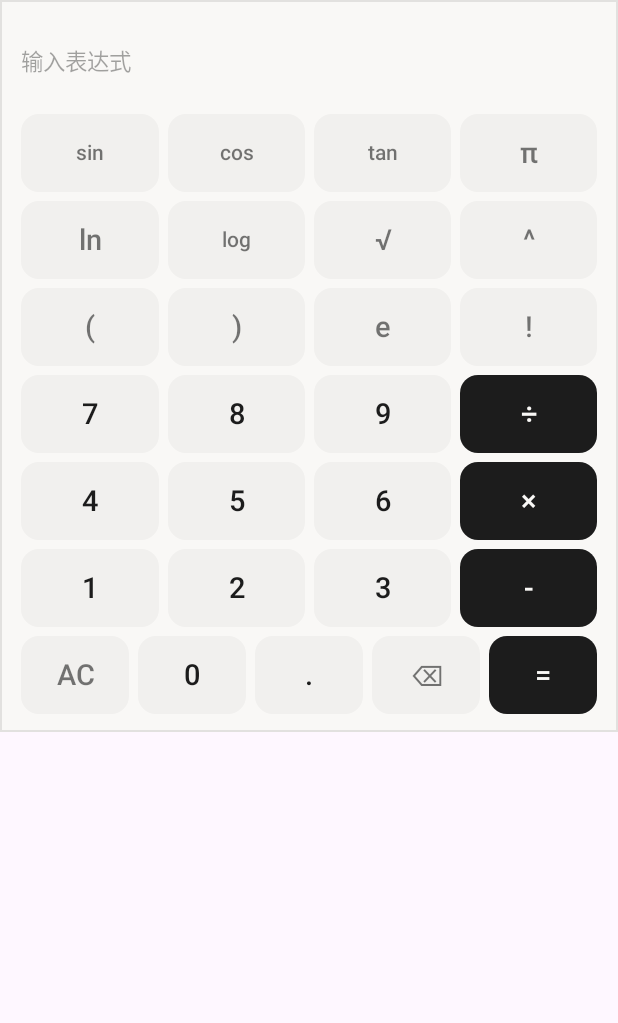
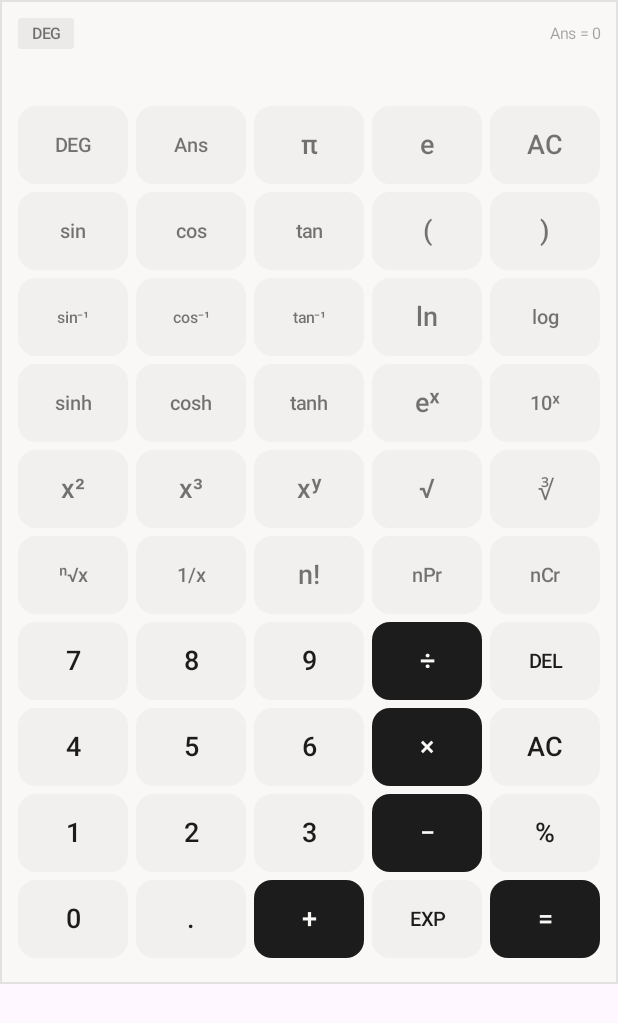
Before and after one commit to lele355/checkin-app-public, an Android app built with Jetpack Compose: the composable ScienceCalc shown on its own in the app's theme, on a phone screen of 412 x 824 dp. Shown: the top 1023 px of the screen. Run offline under Robolectric (Android 15) with nearby library versions, the phone set to English and light mode, and no system bars.

Commit message:
2.16.0：脱敏镜像（科学计算器补全 / 课程卡顺延）

```diff
--- a/app/build.gradle.kts
+++ b/app/build.gradle.kts
@@ -24,8 +24,8 @@ android {
         applicationId = "cn.anlele.checkin"
         minSdk = 24
         targetSdk = 36
-        versionCode = 76
-        versionName = "2.15.0"
+        versionCode = 77
+        versionName = "2.16.0"
         // 接口地址：正式包走线上；调试包走宿主机（模拟器用 10.0.2.2 访问 127.0.0.1）
         buildConfigField("String", "API_BASE", "\"https://example.com/api/v1\"")
     }
--- a/app/src/main/java/cn/anlele/checkin/data/Models.kt
+++ b/app/src/main/java/cn/anlele/checkin/data/Models.kt
@@ -175,6 +175,8 @@ data class DashboardDto(
     val nextAnniv: AnnivCardDto? = null,
     val reminderCount: Int = 0,
     val todayCourses: List<CourseTodayDto> = emptyList(),
+    /** 课程卡日期标签：空 = 今天；非空 = 最近有课的那天（如 "11月23日 周一"，当日没课时顺延） */
+    val coursesLabel: String = "",
     val currentWeek: Int = 0,
     val semesterConfigured: Boolean = false,
     val mails: MailsCardDto? = null,
--- a/app/src/main/java/cn/anlele/checkin/ui/screens/CalculatorScreen.kt
+++ b/app/src/main/java/cn/anlele/checkin/ui/screens/CalculatorScreen.kt
@@ -115,7 +115,15 @@ private fun CalcKey(
             .pressable(onClick),
         contentAlignment = Alignment.Center,
     ) {
-        Text(label, fontSize = if (label.length > 2) 14.sp else 19.sp, color = fg, fontWeight = FontWeight.Medium)
+        Text(
+            label,
+            fontSize = when {
+                label.length > 4 -> 10.5.sp
+                label.length > 2 -> 13.sp
+                else -> 18.sp
+            },
+            color = fg, fontWeight = FontWeight.Medium,
+        )
     }
 }
 
@@ -236,19 +244,26 @@ private fun SimpleCalc() {
 
 // ==================== 科学计算器 ====================
 
-/** 表达式求值：显示输入串，= 用 CalcEngine 算 */
+/**
+ * 科学计算器：表达式求值，键位对齐卡西欧 82MS 的功能面 ——
+ * 三角/反三角/双曲、幂/开方（含 n 次方根）、阶乘/排列/组合、倒数/百分号、
+ * EXP 科学计数、Ans 上次结果、DEG/RAD 角度制切换。
+ */
 @Composable
 private fun ScienceCalc() {
     val p = palette
     var expr by remember { mutableStateOf("") }
     var result by remember { mutableStateOf("") }
     var error by remember { mutableStateOf("") }
+    var ans by remember { mutableStateOf(0.0) }
+    var deg by remember { mutableStateOf(true) }
 
     fun put(s: String) { expr += s; error = ""; result = "" }
     fun back() { expr = expr.dropLast(1); error = ""; result = "" }
     fun calc() {
         try {
-            val v = CalcEngine.eval(expr)
+            val v = CalcEngine.eval(expr, ans, deg)
+            ans = v
             result = CalcEngine.fmt(v)
             error = ""
         } catch (e: CalcEngine.CalcException) {
@@ -258,81 +273,120 @@ private fun ScienceCalc() {
         }
     }
 
-    AppCard(Modifier.fillMaxWidth(), PaddingValues(horizontal = 14.dp, vertical = 12.dp)) {
+    AppCard(Modifier.fillMaxWidth(), PaddingValues(horizontal = 12.dp, vertical = 12.dp)) {
         Column {
-            // 表达式显示（可横向滚动不折行）
-            val scroll = rememberScrollState()
-            Row(Modifier.fillMaxWidth().height(56.dp), verticalAlignment = Alignment.CenterVertically) {
-                Box(Modifier.weight(1f)) {
-                    if (expr.isEmpty()) {
-                        Text("输入表达式", fontSize = 15.sp, color = p.textWeak)
+            // 角度制指示 + 上次结果（Ans）
+            Row(verticalAlignment = Alignment.CenterVertically) {
+                Box(
+                    Modifier
+                        .clip(chipShape())
+                        .background(if (deg) p.accentSoft else p.cardSoft)
+                        .clickable { deg = !deg }
+                        .padding(horizontal = 9.dp, vertical = 4.dp),
+                ) {
+                    Text(if (deg) "DEG" else "RAD", fontSize = 10.5.sp, color = p.textSub, fontWeight = FontWeight.Medium)
                 }
+                Spacer(Modifier.weight(1f))
+                Text("Ans = ${CalcEngine.fmt(ans)}", fontSize = 10.5.sp, color = p.textWeak, maxLines = 1)
+            }
+            Spacer(Modifier.height(6.dp))
+            // 表达式（可编辑）
             BasicTextField(
                 value = expr,
-                        onValueChange = { expr = it.filter { c -> c.isLetterOrDigit() || c in "+-*/^%!.()×÷ π" }.take(80); error = ""; result = "" },
+                onValueChange = {
+                    expr = it.filter { c -> c.isLetterOrDigit() || c in "+-*/^%!.()×÷⁻¹VP" }.take(100)
+                    error = ""; result = ""
+                },
                 singleLine = true,
                 textStyle = androidx.compose.ui.text.TextStyle(
-                            fontSize = 19.sp, color = p.text, fontWeight = FontWeight.Medium,
+                    fontSize = 17.sp, color = p.text, fontWeight = FontWeight.Medium,
                 ),
                 cursorBrush = SolidColor(p.accent),
-                        modifier = Modifier.fillMaxWidth().verticalScroll(scroll),
+                modifier = Modifier.fillMaxWidth(),
+            )
+            Spacer(Modifier.height(4.dp))
+            if (result.isNotBlank()) {
+                Text(
+                    "= $result", fontSize = 22.sp, color = p.accentStrong, fontWeight = FontWeight.SemiBold,
+                    textAlign = TextAlign.End, modifier = Modifier.fillMaxWidth(),
                 )
             }
-            }
-            if (result.isNotBlank()) {
-                Text("= $result", fontSize = 22.sp, color = p.accentStrong, fontWeight = FontWeight.SemiBold,
-                    textAlign = TextAlign.End, modifier = Modifier.fillMaxWidth())
-            }
             if (error.isNotBlank()) {
-                Text(error, fontSize = 12.sp, color = p.textWeak, textAlign = TextAlign.End, modifier = Modifier.fillMaxWidth())
+                Text(error, fontSize = 11.5.sp, color = p.textWeak, textAlign = TextAlign.End, modifier = Modifier.fillMaxWidth())
             }
             Spacer(Modifier.height(8.dp))
 
-            val pad = Arrangement.spacedBy(6.dp)
-            // 函数行
+            // 82MS 式键位：上半区科学函数（5 列），下半区数字键盘
+            val pad = Arrangement.spacedBy(5.dp)
             listOf(
-                listOf("sin", "cos", "tan", "π"),
-                listOf("ln", "log", "√", "^"),
-                listOf("(", ")", "e", "!"),
+                listOf("DEG", "Ans", "π", "e", "AC"),
+                listOf("sin", "cos", "tan", "(", ")"),
+                listOf("sin⁻¹", "cos⁻¹", "tan⁻¹", "ln", "log"),
+                listOf("sinh", "cosh", "tanh", "eˣ", "10ˣ"),
+                listOf("x²", "x³", "xʸ", "√", "∛"),
+                listOf("ⁿ√x", "1/x", "n!", "nPr", "nCr"),
             ).forEach { row ->
                 Row(Modifier.fillMaxWidth(), horizontalArrangement = pad) {
                     row.forEach { k ->
                         CalcKey(k, Modifier.weight(1f), KeyKind.Fn) {
-                            put(
                             when (k) {
-                                    "sin", "cos", "tan", "ln", "log" -> "$k("
-                                    "√" -> "sqrt("
-                                    "π" -> "pi"
-                                    "e" -> "e"
-                                    else -> k
-                                }
-                            )
+                                "DEG" -> deg = !deg
+                                "Ans" -> put("Ans")
+                                "π" -> put("pi")
+                                "e" -> put("e")
+                                "AC" -> { expr = ""; result = ""; error = "" }
+                                "sin", "cos", "tan", "sinh", "cosh", "tanh", "ln", "log" -> put("$k(")
+                                "sin⁻¹" -> put("asin(")
+                                "cos⁻¹" -> put("acos(")
+                                "tan⁻¹" -> put("atan(")
+                                "eˣ" -> put("exp(")
+                                "10ˣ" -> put("10^(")
+                                "x²" -> put("^2")
+                                "x³" -> put("^3")
+                                "xʸ" -> put("^")
+                                "√" -> put("sqrt(")
+                                "∛" -> put("cbrt(")
+                                "ⁿ√x" -> put(" V ")       // a V b = a 的 b 次方根
+                                "1/x" -> put("⁻¹")
+                                "n!" -> put("!")
+                                "nPr" -> put(" P ")
+                                "nCr" -> put(" C ")
+                                else -> put(k)
                             }
                         }
                     }
-                Spacer(Modifier.height(6.dp))
                 }
-            // 数字 + 运算行
+                Spacer(Modifier.height(5.dp))
+            }
             listOf(
-                listOf("7", "8", "9", "÷"),
-                listOf("4", "5", "6", "×"),
-                listOf("1", "2", "3", "-"),
+                listOf("7", "8", "9", "÷", "DEL"),
+                listOf("4", "5", "6", "×", "AC"),
+                listOf("1", "2", "3", "−", "%"),
+                listOf("0", ".", "+", "EXP", "="),
             ).forEach { row ->
                 Row(Modifier.fillMaxWidth(), horizontalArrangement = pad) {
                     row.forEach { k ->
-                        CalcKey(k, Modifier.weight(1f), if (k.length == 1 && k[0] in "+-×÷") KeyKind.Op else KeyKind.Num) {
-                            put(if (k == "×") "*" else if (k == "÷") "/" else k)
+                        val kind = when {
+                            k == "=" -> KeyKind.Op
+                            k in listOf("÷", "×", "−", "+") -> KeyKind.Op
+                            else -> KeyKind.Num
+                        }
+                        CalcKey(k, Modifier.weight(1f), kind) {
+                            when (k) {
+                                "DEL" -> back()
+                                "AC" -> { expr = ""; result = ""; error = "" }
+                                "=" -> calc()
+                                "EXP" -> put("×10^")
+                                "−" -> put("-")
+                                "÷" -> put("/")
+                                "×" -> put("*")
+                                "%" -> put("%")
+                                else -> put(k)
                             }
                         }
                     }
-                Spacer(Modifier.height(6.dp))
                 }
-            Row(Modifier.fillMaxWidth(), horizontalArrangement = pad) {
-                CalcKey("AC", Modifier.weight(1f), KeyKind.Fn) { expr = ""; result = ""; error = "" }
-                CalcKey("0", Modifier.weight(1f)) { put("0") }
-                CalcKey(".", Modifier.weight(1f)) { put(".") }
-                CalcKey("⌫", Modifier.weight(1f), KeyKind.Fn) { back() }
-                CalcKey("=", Modifier.weight(1f), KeyKind.Op) { calc() }
+                Spacer(Modifier.height(5.dp))
             }
         }
     }
```
Also changed, not shown: app/src/main/java/cn/anlele/checkin/ui/screens/DashboardScreen.kt (+8 -2 lines), app/src/main/java/cn/anlele/checkin/util/CalcEngine.kt (+113 -27 lines). Lines whose indentation alone changed are shown as unchanged.
